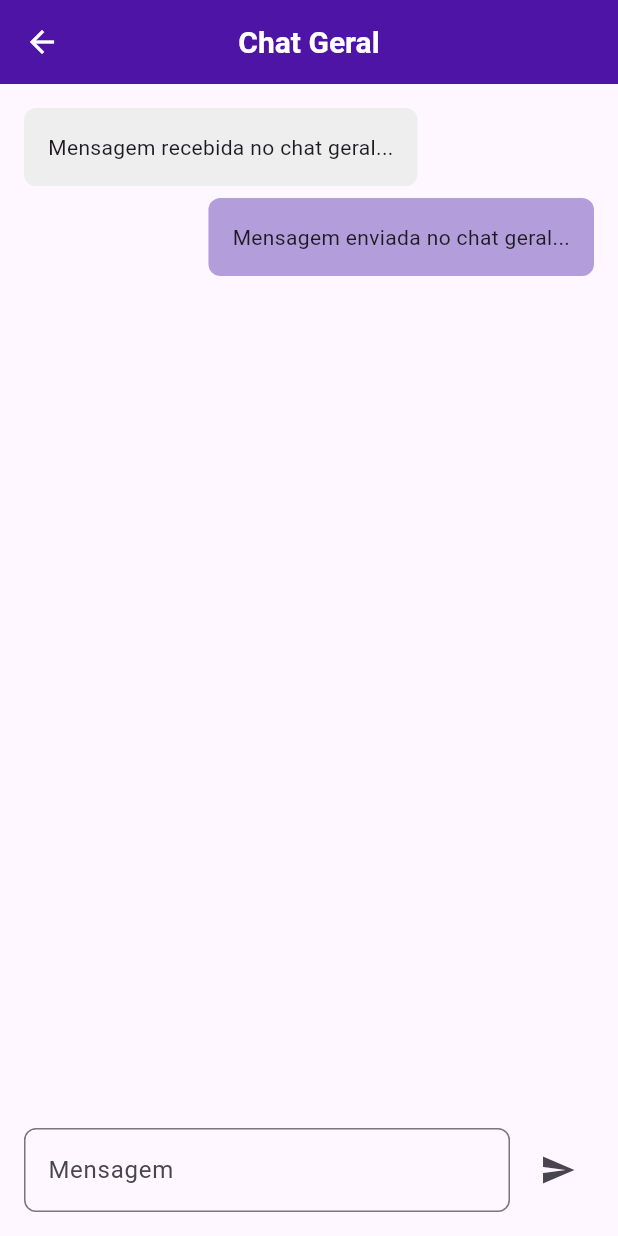
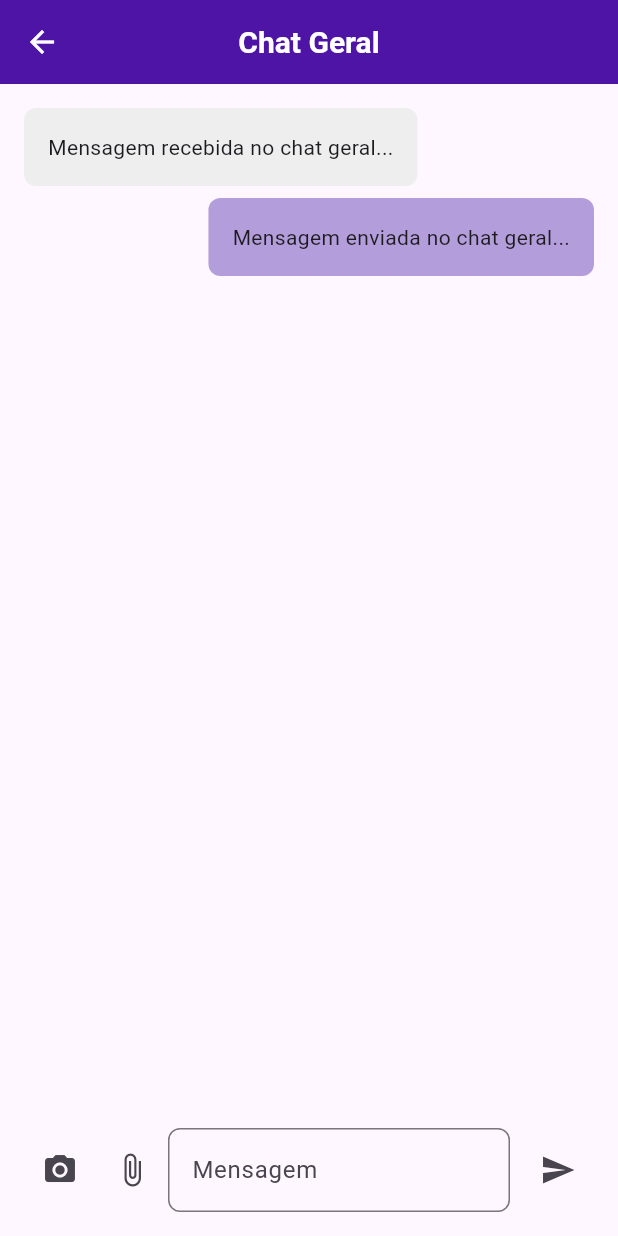
Before and after one commit to LucasBatista37/condoview_projeto, a Flutter app: the ChatGeralScreen screen opened directly, after a tap on the "send" icon, on a phone screen of 412 x 824 dp. Run offline on Flutter 3.47's test engine with Material 3 defaults, Android fonts, the phone set to English and light mode, and no system bars; our stand-ins replace image_picker, permission_handler, share_plus.

Commit message:
recursos nativos

```diff
--- a/lib/screens/chat/chat_geral_screen.dart
+++ b/lib/screens/chat/chat_geral_screen.dart
@@ -1,15 +1,20 @@
-// screens/chat_geral_screen.dart
+import 'dart:io';
 import 'package:flutter/material.dart';
+import 'package:image_picker/image_picker.dart';
+import 'package:permission_handler/permission_handler.dart';
 
 class ChatGeralScreen extends StatefulWidget {
   const ChatGeralScreen({super.key});
 
   @override
-  // ignore: library_private_types_in_public_api
   _ChatGeralScreenState createState() => _ChatGeralScreenState();
 }
 
 class _ChatGeralScreenState extends State<ChatGeralScreen> {
+  final TextEditingController _messageController = TextEditingController();
+  final ImagePicker _picker = ImagePicker();
+  File? _image;
+
   @override
   Widget build(BuildContext context) {
     return Scaffold(
@@ -60,6 +65,10 @@
                     child: const Text('Mensagem enviada no chat geral...'),
                   ),
                 ),
+                if (_image != null) ...[
+                  Image.file(_image!),
+                  const SizedBox(height: 8),
+                ],
               ],
             ),
           ),
@@ -67,8 +76,17 @@
             padding: const EdgeInsets.all(16.0),
             child: Row(
               children: [
+                IconButton(
+                  icon: const Icon(Icons.camera_alt),
+                  onPressed: _pickImageFromCamera,
+                ),
+                IconButton(
+                  icon: const Icon(Icons.attach_file),
+                  onPressed: _pickImageFromGallery,
+                ),
                 Expanded(
                   child: TextField(
+                    controller: _messageController,
                     decoration: InputDecoration(
                       hintText: 'Mensagem',
                       border: OutlineInputBorder(
@@ -82,6 +100,10 @@
                   icon: const Icon(Icons.send),
                   onPressed: () {
                     // Enviar mensagem
+                    _messageController.clear();
+                    setState(() {
+                      _image = null; // Limpar imagem após envio, se necessário
+                    });
                   },
                 ),
               ],
@@ -91,4 +113,42 @@
       ),
     );
   }
+
+  Future<void> _pickImageFromGallery() async {
+    final status = await Permission.photos.request();
+
+    if (status.isGranted) {
+      final pickedFile = await _picker.pickImage(source: ImageSource.gallery);
+
+      if (pickedFile != null) {
+        setState(() {
+          _image = File(pickedFile.path);
+        });
+      }
+    } else {
+      // Handle permission denied case
+      ScaffoldMessenger.of(context).showSnackBar(
+        const SnackBar(content: Text('Permissão para acessar fotos negada')),
+      );
+    }
+  }
+
+  Future<void> _pickImageFromCamera() async {
+    final status = await Permission.camera.request();
+
+    if (status.isGranted) {
+      final pickedFile = await _picker.pickImage(source: ImageSource.camera);
+
+      if (pickedFile != null) {
+        setState(() {
+          _image = File(pickedFile.path);
+        });
+      }
+    } else {
+      // Handle permission denied case
+      ScaffoldMessenger.of(context).showSnackBar(
+        const SnackBar(content: Text('Permissão para acessar a câmera negada')),
+      );
+    }
+  }
 }
--- a/lib/screens/conversas/chat_screen.dart
+++ b/lib/screens/conversas/chat_screen.dart
@@ -42,13 +42,16 @@
   Widget build(BuildContext context) {
     return Scaffold(
       appBar: AppBar(
-        title: Text(widget.name),
+        backgroundColor: const Color.fromARGB(255, 78, 20, 166),
+        foregroundColor: Colors.white,
         leading: IconButton(
           icon: const Icon(Icons.arrow_back),
           onPressed: () {
             Navigator.pop(context);
           },
         ),
+        title: Text(widget.name),
+        centerTitle: true,
       ),
       body: Column(
         children: [
--- a/lib/screens/visitante/visitante_screen.dart
+++ b/lib/screens/visitante/visitante_screen.dart
@@ -11,7 +11,7 @@
 
 class _VisitanteScreenState extends State<VisitanteScreen> {
   final TextEditingController _dataController = TextEditingController();
-  final TextEditingController _horaController = TextEditingController();
+  final _horaController = TextEditingController();
   final TextEditingController _nomeController = TextEditingController();
   final TextEditingController _unidadeController = TextEditingController();
 
--- a/pubspec.yaml
+++ b/pubspec.yaml
@@ -32,7 +32,8 @@
     sdk: flutter
   intl: ^0.18.0
   image_picker: ^1.1.2
-  share_plus: ^6.0.0
+  share_plus: ^10.0.2
+  permission_handler: ^11.3.1
 
   # The following adds the Cupertino Icons font to your application.
   # Use with the CupertinoIcons class for iOS style icons.
```
Also changed, not shown: lib/components/permission_widget.dart (added, +52 -0 lines), lib/screens/conversas/coversations_screen.dart (+9 -7 lines), lib/screens/search/search_screen.dart (+16 -1 lines), pubspec.lock, 5 other files.
